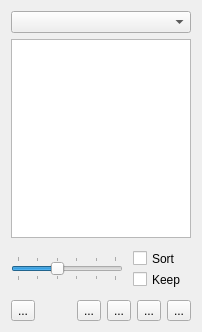
Above: src/frontends/qt4/ui/TocUi.ui from cburschka/lyx before the change. Below: the same form after it.
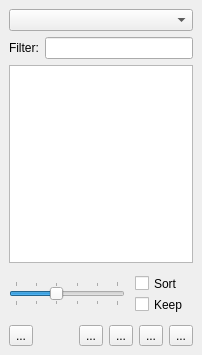
That is the form after the change. Icons and pictures are not drawn.

Commit message: * TocWidget.{cpp,h}: * TocWidgetUi.ui: 	- add filter bar.

The edit to the form file:
```diff
--- a/src/frontends/qt4/ui/TocUi.ui
+++ b/src/frontends/qt4/ui/TocUi.ui
@@ -9,13 +9,46 @@
     <x>0</x>
     <y>0</y>
     <width>202</width>
-    <height>332</height>
+    <height>355</height>
    </rect>
   </property>
   <property name="windowTitle" >
    <string/>
   </property>
-  <layout class="QGridLayout" name="gridLayout" >
+  <layout class="QGridLayout" >
+   <property name="margin" >
+    <number>9</number>
+   </property>
+   <property name="spacing" >
+    <number>6</number>
+   </property>
+   <item row="1" column="0" colspan="2" >
+    <layout class="QHBoxLayout" >
+     <property name="margin" >
+      <number>0</number>
+     </property>
+     <property name="spacing" >
+      <number>6</number>
+     </property>
+     <item>
+      <widget class="QLabel" name="filterLA" >
+       <property name="text" >
+        <string>Filter:</string>
+       </property>
+       <property name="buddy" >
+        <cstring>filterLE</cstring>
+       </property>
+      </widget>
+     </item>
+     <item>
+      <widget class="QLineEdit" name="filterLE" >
+       <property name="toolTip" >
+        <string>Enter string to filter contents</string>
+       </property>
+      </widget>
+     </item>
+    </layout>
+   </item>
    <item row="0" column="0" colspan="2" >
     <widget class="QComboBox" name="typeCO" >
      <property name="sizePolicy" >
@@ -31,7 +64,7 @@
      </property>
     </widget>
    </item>
-   <item row="1" column="0" colspan="2" >
+   <item row="2" column="0" colspan="2" >
     <widget class="QTreeView" name="tocTV" >
      <property name="sizePolicy" >
       <sizepolicy>
@@ -43,102 +76,14 @@
      </property>
     </widget>
    </item>
-   <item row="2" column="0" >
-    <widget class="QSlider" name="depthSL" >
-     <property name="sizePolicy" >
-      <sizepolicy>
-       <hsizetype>13</hsizetype>
-       <vsizetype>0</vsizetype>
-       <horstretch>0</horstretch>
-       <verstretch>0</verstretch>
-      </sizepolicy>
-     </property>
-     <property name="toolTip" >
-      <string>Adjust the depth of the navigation tree</string>
-     </property>
-     <property name="maximum" >
-      <number>5</number>
-     </property>
-     <property name="pageStep" >
-      <number>1</number>
-     </property>
-     <property name="value" >
-      <number>2</number>
-     </property>
-     <property name="orientation" >
-      <enum>Qt::Horizontal</enum>
-     </property>
-     <property name="tickPosition" >
-      <enum>QSlider::TicksBothSides</enum>
-     </property>
-    </widget>
-   </item>
-   <item row="2" column="1" >
-    <layout class="QVBoxLayout" name="_2" >
-     <property name="spacing" >
-      <number>0</number>
-     </property>
-     <property name="sizeConstraint" >
-      <enum>QLayout::SetMinimumSize</enum>
-     </property>
-     <property name="margin" >
-      <number>4</number>
-     </property>
-     <item>
-      <widget class="QCheckBox" name="sortCB" >
-       <property name="sizePolicy" >
-        <sizepolicy>
-         <hsizetype>0</hsizetype>
-         <vsizetype>0</vsizetype>
-         <horstretch>0</horstretch>
-         <verstretch>0</verstretch>
-        </sizepolicy>
-       </property>
-       <property name="minimumSize" >
-        <size>
-         <width>0</width>
-         <height>21</height>
-        </size>
-       </property>
-       <property name="text" >
-        <string>Sort</string>
-       </property>
-      </widget>
-     </item>
-     <item>
-      <widget class="QCheckBox" name="persistentCB" >
-       <property name="sizePolicy" >
-        <sizepolicy>
-         <hsizetype>0</hsizetype>
-         <vsizetype>1</vsizetype>
-         <horstretch>0</horstretch>
-         <verstretch>0</verstretch>
-        </sizepolicy>
-       </property>
-       <property name="minimumSize" >
-        <size>
-         <width>0</width>
-         <height>21</height>
-        </size>
-       </property>
-       <property name="toolTip" >
-        <string>Try to keep persistent view of the uncollapsed nodes</string>
-       </property>
-       <property name="text" >
-        <string>Keep</string>
-       </property>
-      </widget>
-     </item>
-    </layout>
-   </item>
-   <item row="3" column="0" colspan="2" >
+   <item row="4" column="0" colspan="2" >
     <layout class="QHBoxLayout" >
+     <property name="margin" >
+      <number>0</number>
+     </property>
      <property name="spacing" >
       <number>6</number>
      </property>
-     <property name="margin" >
-      <number>0</number>
-     </property>
      <item>
       <widget class="QToolButton" name="updateTB" >
        <property name="toolTip" >
@@ -254,6 +199,94 @@
      </item>
     </layout>
    </item>
+   <item row="3" column="1" >
+    <layout class="QVBoxLayout" >
+     <property name="margin" >
+      <number>4</number>
+     </property>
+     <property name="spacing" >
+      <number>0</number>
+     </property>
+     <property name="sizeConstraint" >
+      <enum>QLayout::SetMinimumSize</enum>
+     </property>
+     <item>
+      <widget class="QCheckBox" name="sortCB" >
+       <property name="sizePolicy" >
+        <sizepolicy>
+         <hsizetype>0</hsizetype>
+         <vsizetype>0</vsizetype>
+         <horstretch>0</horstretch>
+         <verstretch>0</verstretch>
+        </sizepolicy>
+       </property>
+       <property name="minimumSize" >
+        <size>
+         <width>0</width>
+         <height>21</height>
+        </size>
+       </property>
+       <property name="text" >
+        <string>Sort</string>
+       </property>
+      </widget>
+     </item>
+     <item>
+      <widget class="QCheckBox" name="persistentCB" >
+       <property name="sizePolicy" >
+        <sizepolicy>
+         <hsizetype>0</hsizetype>
+         <vsizetype>1</vsizetype>
+         <horstretch>0</horstretch>
+         <verstretch>0</verstretch>
+        </sizepolicy>
+       </property>
+       <property name="minimumSize" >
+        <size>
+         <width>0</width>
+         <height>21</height>
+        </size>
+       </property>
+       <property name="toolTip" >
+        <string>Try to keep persistent view of the uncollapsed nodes</string>
+       </property>
+       <property name="text" >
+        <string>Keep</string>
+       </property>
+      </widget>
+     </item>
+    </layout>
+   </item>
+   <item row="3" column="0" >
+    <widget class="QSlider" name="depthSL" >
+     <property name="sizePolicy" >
+      <sizepolicy>
+       <hsizetype>13</hsizetype>
+       <vsizetype>0</vsizetype>
+       <horstretch>0</horstretch>
+       <verstretch>0</verstretch>
+      </sizepolicy>
+     </property>
+     <property name="toolTip" >
+      <string>Adjust the depth of the navigation tree</string>
+     </property>
+     <property name="maximum" >
+      <number>5</number>
+     </property>
+     <property name="pageStep" >
+      <number>1</number>
+     </property>
+     <property name="value" >
+      <number>2</number>
+     </property>
+     <property name="orientation" >
+      <enum>Qt::Horizontal</enum>
+     </property>
+     <property name="tickPosition" >
+      <enum>QSlider::TicksBothSides</enum>
+     </property>
+    </widget>
+   </item>
   </layout>
  </widget>
  <tabstops>
```
Left out of the diff: 17 changed lines with no effect on the pictures. The commit also changes 2 other files.
